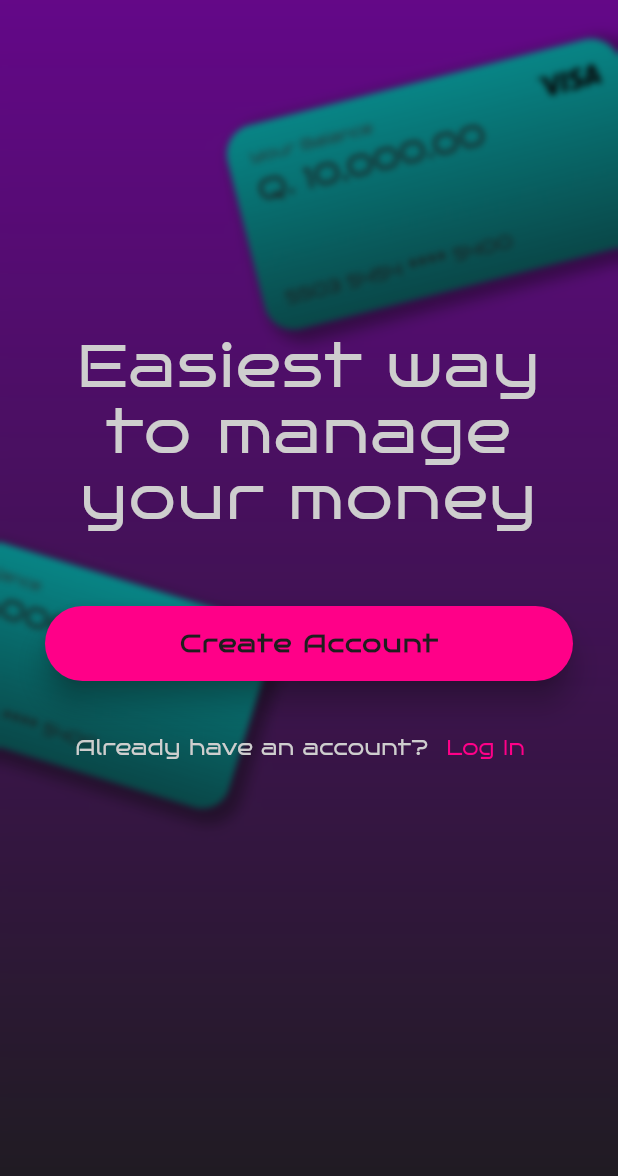
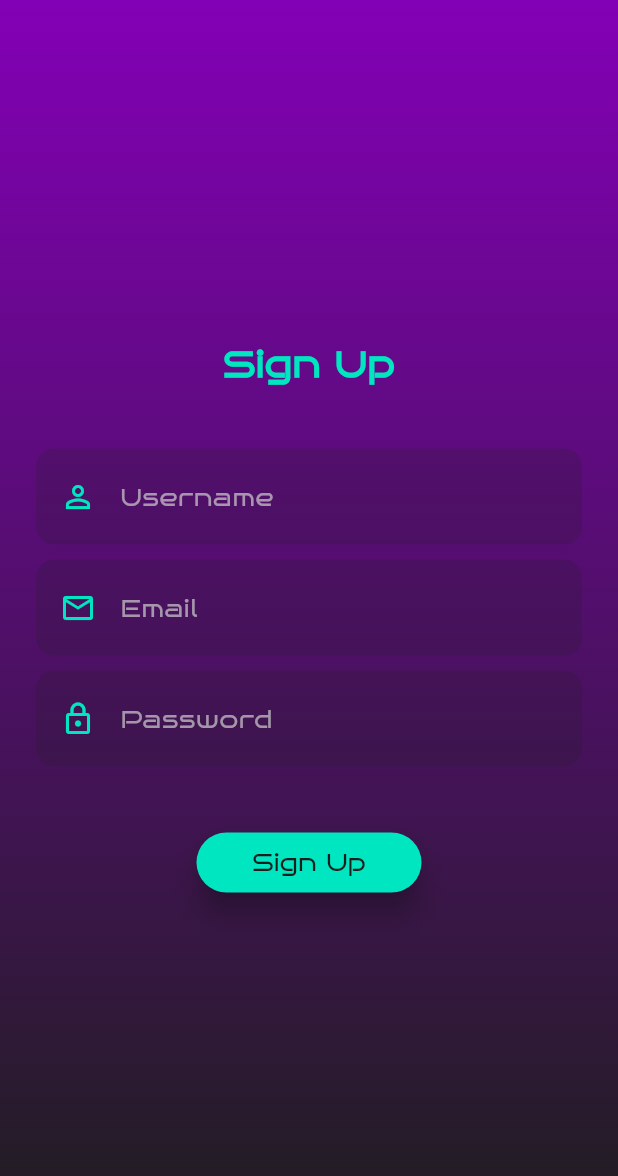
Before and after one commit to GV4F/Finance_Management, a Flutter app: the screen it shows after launch, after a tap on "Create Account", on a phone screen of 412 x 824 dp. Shown: the top 1176 px of the screen. Run offline on Flutter 3.47's test engine with Material 3 defaults, Android fonts, the light colour scheme and no system bars; our stand-ins replace flutter_dotenv, go_router, supabase_flutter; accounts and stored records are empty.

Commit message:
Welcome and Sign page design: its okay; ENV has been updated;

```diff
--- a/lib/main.dart
+++ b/lib/main.dart
@@ -2,9 +2,11 @@ import 'package:flutter/material.dart';
 import 'package:gvaf_finance_app/router.dart';
 import 'package:flutter/services.dart';
 import 'package:supabase_flutter/supabase_flutter.dart';
+import 'package:flutter_dotenv/flutter_dotenv.dart';
 
 void main() async {
   WidgetsFlutterBinding.ensureInitialized();
+  await dotenv.load();
 
   SystemChrome.setEnabledSystemUIMode(
     SystemUiMode.manual,
@@ -12,8 +14,8 @@ void main() async {
   );
 
   await Supabase.initialize(
-    url: 'https://ulkewvhalcrqsdymwdde.supabase.co',
-    anonKey: 'sb_publishable_0YBGmnxZnhMasttfH7NZxA_wuw_JqHy',
+    url: dotenv.env['URL']!,
+    anonKey: dotenv.env['ANONKEY']!,
   );
 
   runApp(const MyApp());
--- /dev/null
+++ b/lib/pages/sign_page.dart
@@ -0,0 +1,92 @@
+import 'package:flutter/material.dart';
+import '../auth/auth_service.dart';
+import '../widgets/input_sign.dart';
+
+class SignPage extends StatefulWidget {
+  final bool isLogin;
+  const SignPage({
+    super.key,
+    required this.isLogin
+  });
+
+  @override
+  State<SignPage> createState() => _SignPageState();
+}
+
+class _SignPageState extends State<SignPage> {
+
+  final authService = AuthService();
+
+  @override
+  Widget build(BuildContext context) {
+
+    final colors = Theme.of(context).colorScheme;
+
+    return Scaffold(
+      body: Container(
+        padding: const EdgeInsets.symmetric(horizontal: 24),
+        width: double.infinity,
+        height: double.infinity,
+        decoration: BoxDecoration(
+          gradient: LinearGradient(
+            colors: [Color(0xFF8300B6), colors.onPrimary],
+            begin: Alignment.topCenter,
+            end: Alignment.bottomCenter,
+          ),
+        ),
+        child: Column(
+          mainAxisAlignment: MainAxisAlignment.center,
+          crossAxisAlignment: CrossAxisAlignment.center,
+          children: [
+            Text(
+              widget.isLogin ? 'Login' : 'Sign Up',
+              style: TextStyle(
+                fontSize: 24,
+                fontWeight: FontWeight.bold,
+                color: colors.primary,
+              ),
+            ),
+            const SizedBox(height: 40),
+
+            if(!widget.isLogin) ... [
+              InputSign(
+                hinText: 'Username',
+                icon: Icons.person_outline,
+              ),
+              const SizedBox(height: 10),
+            ],
+
+            InputSign(
+              hinText: 'Email',
+              icon: Icons.email_outlined,
+            ),
+            const SizedBox(height: 10),
+            InputSign(
+              hinText: 'Password',
+              icon: Icons.lock_outlined,
+              isPassword: true,
+            ),
+
+            const SizedBox(height: 40),
+            SizedBox(
+              width: 150,
+              child: ElevatedButton(
+                onPressed: () {},
+                style: ElevatedButton.styleFrom(
+                  backgroundColor: colors.primary,
+                  foregroundColor: colors.onPrimary,
+                  elevation: 8,
+                  shadowColor: colors.onPrimary.withValues(alpha: 1),
+                  shape: RoundedRectangleBorder(
+                    borderRadius: BorderRadius.circular(50),
+                  ),
+                ),
+                child: Text(widget.isLogin ? 'Login' : 'Sign Up', style: TextStyle(fontSize: 16, fontWeight: FontWeight.w500)),
+              ),
+            )
+          ],
+        ),
+      )
+    );
+  }
+}
--- a/lib/pages/welcome_page.dart
+++ b/lib/pages/welcome_page.dart
@@ -1,3 +1,4 @@
+import 'package:go_router/go_router.dart';
 import 'package:flutter/material.dart';
 import 'dart:ui';
 
@@ -79,7 +80,9 @@ class WelcomePage extends StatelessWidget {
                         width: double.infinity,
                         height: 50,
                         child: ElevatedButton(
-                          onPressed: () {},
+                          onPressed: () {
+                            context.push('/sign/signup');
+                          },
                           style: ElevatedButton.styleFrom(
                             backgroundColor: colors.tertiary,
                             foregroundColor: colors.onPrimary,
@@ -112,7 +115,9 @@ class WelcomePage extends StatelessWidget {
                             ),
                           ),
                           TextButton(
-                            onPressed: () {},
+                            onPressed: () {
+                              context.push('/sign/login');
+                            },
                             child: Text(
                               'Log In',
                               style: TextStyle(
--- a/lib/router.dart
+++ b/lib/router.dart
@@ -1,5 +1,4 @@
 import 'package:go_router/go_router.dart';
-import 'package:gvaf_finance_app/auth/auth_gate.dart';
 
 // * PAGES
 // import './pages/home_page.dart';
@@ -7,6 +6,8 @@ import './pages/historial_page.dart';
 import './pages/savings_page.dart';
 import './pages/profile_page.dart';
 import './pages/main_page.dart';
+import './auth/auth_gate.dart';
+import './pages/sign_page.dart';
 
 final GoRouter appRouter = GoRouter(
 
@@ -15,6 +16,13 @@ final GoRouter appRouter = GoRouter(
     GoRoute(
       path: '/',
       builder: (context, state) => const AuthGate(),
+    ),
+    GoRoute(
+      path: '/sign/:type',
+      builder: (context, state) {
+        final bool isLogin = state.pathParameters['type'] == 'login' ? true : false;
+        return SignPage(isLogin: isLogin);
+      },
     ),
     ShellRoute(
       builder: (context, state, child) {
--- /dev/null
+++ b/lib/widgets/input_sign.dart
@@ -0,0 +1,68 @@
+import 'package:flutter/material.dart';
+
+class InputSign extends StatefulWidget {
+
+  final String hinText;
+  final IconData icon;
+  final bool isPassword;
+
+  const InputSign({
+    required this.hinText,
+    required this.icon,
+    this.isPassword = false,
+    super.key
+  });
+
+  @override
+  State<InputSign> createState() => _InputSignState();
+}
+
+class _InputSignState extends State<InputSign> {
+
+  final FocusNode _focusNode = FocusNode();
+  bool _isFocused = false;
+
+  @override
+  void initState() {
+    super.initState();
+    _focusNode.addListener(() {
+      setState(() {
+        _isFocused = _focusNode.hasFocus;
+      });
+    });
+  }
+
+  @override
+  void dispose() {
+    _focusNode.dispose();
+    super.dispose();
+  }
+
+  @override
+  Widget build(BuildContext context) {
+
+    final colors = Theme.of(context).colorScheme;
+    final Color activeColor = const Color(0xFF624891);
+    final Color inactiveColor = const Color(0x301E1E1E);
+
+    return AnimatedContainer(
+      duration: const Duration(milliseconds: 200),
+      padding: const EdgeInsets.symmetric(horizontal: 16, vertical: 8),
+      decoration: BoxDecoration(
+        color: _isFocused ? activeColor : inactiveColor,
+        borderRadius: BorderRadius.circular(12),
+      ),
+      child: TextField(
+        focusNode: _focusNode,
+        obscureText: widget.isPassword,
+        style: TextStyle(color: colors.onSurface),
+        decoration: InputDecoration(
+          icon: Icon(widget.icon, color: colors.primary),
+          hintText: widget.hinText,
+          hintStyle: TextStyle(color: colors.onSurface.withValues(alpha: 0.7)),
+          border: InputBorder.none,
+        ),
+      ),
+    );
+  }
+}
--- a/pubspec.yaml
+++ b/pubspec.yaml
@@ -38,6 +38,7 @@ dependencies:
   supabase: ^2.10.6
   supabase_flutter: ^2.12.4
   flutter_svg: ^2.3.0
+  flutter_dotenv: ^6.0.1
 
 dev_dependencies:
   flutter_test:
@@ -99,6 +100,7 @@ flutter:
         - asset: assets/fonts/Bruno_Ace/BrunoAce-Regular.ttf
   assets:
     - assets/images/Card.png
+    - .env
 
 flutter_launcher_icons:
   android: "launcher_icon"
```
Also changed, not shown: .antigravitycli/6b18222a-e659-4825-9e9a-719266fddc28.json (added), pubspec.lock.
